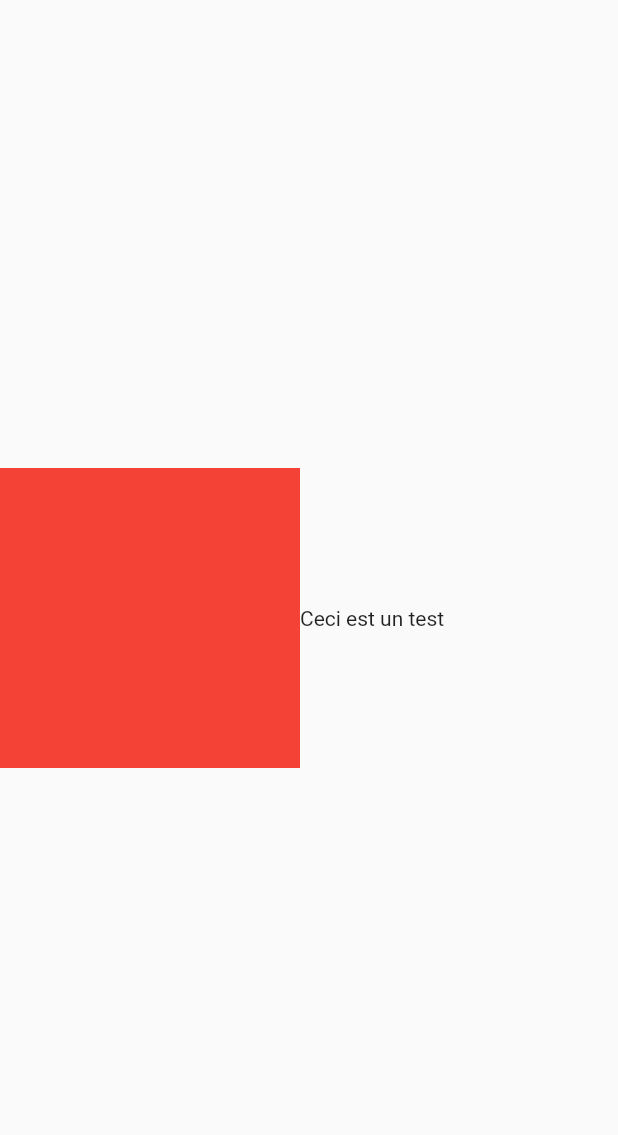
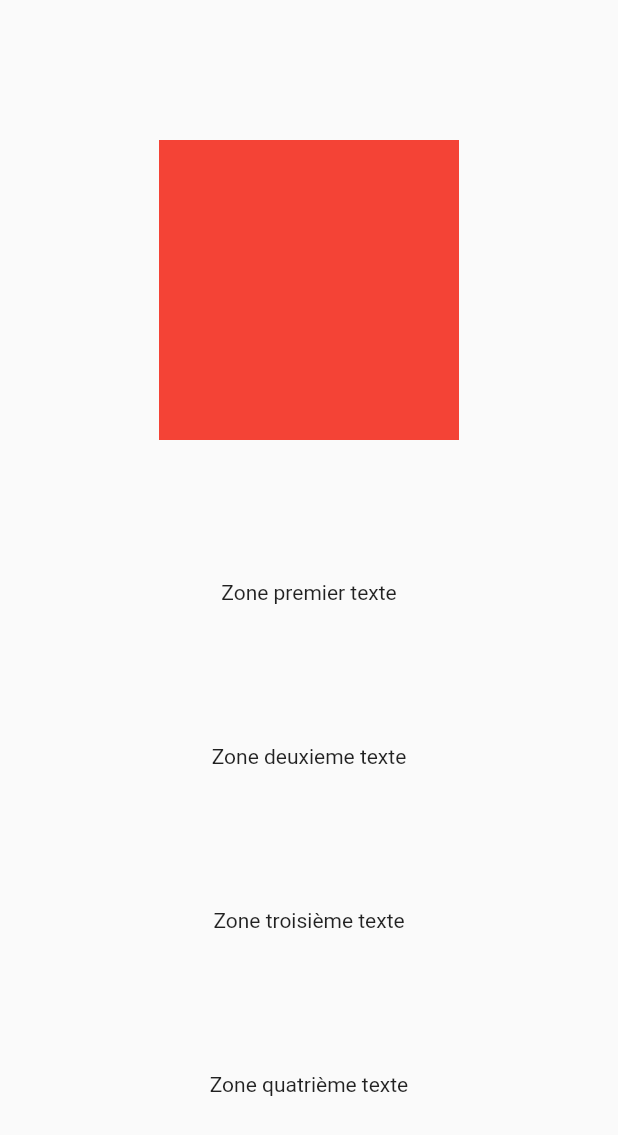
Before and after one commit to Nicolas62380/projetFlutter, a Flutter app: the Detail screen opened by its route, on a phone screen of 412 x 824 dp. Shown: the top 1135 px of the screen. Run offline on Flutter 3.47's test engine with Material 2 defaults, Android fonts, the phone set to English and light mode, and no system bars.

Commit message:
zones de texte

```diff
--- a/lib/widgets/routes/anime/detail_anime.dart
+++ b/lib/widgets/routes/anime/detail_anime.dart
@@ -7,14 +7,18 @@ class Detail extends StatelessWidget {
   Widget build(BuildContext context) {
     return Scaffold(
       body: Center(
-          child: Row(
+          child: Column(
+        mainAxisAlignment: MainAxisAlignment.spaceEvenly,
         children: [
           Container(
             color: Colors.red,
             width: 200,
             height: 200,
           ),
-          const Text("Ceci est un test"),
+          const Text("Zone premier texte"),
+          const Text("Zone deuxieme texte"),
+          const Text("Zone troisième texte"),
+          const Text("Zone quatrième texte"),
         ],
       )),
     );
```
